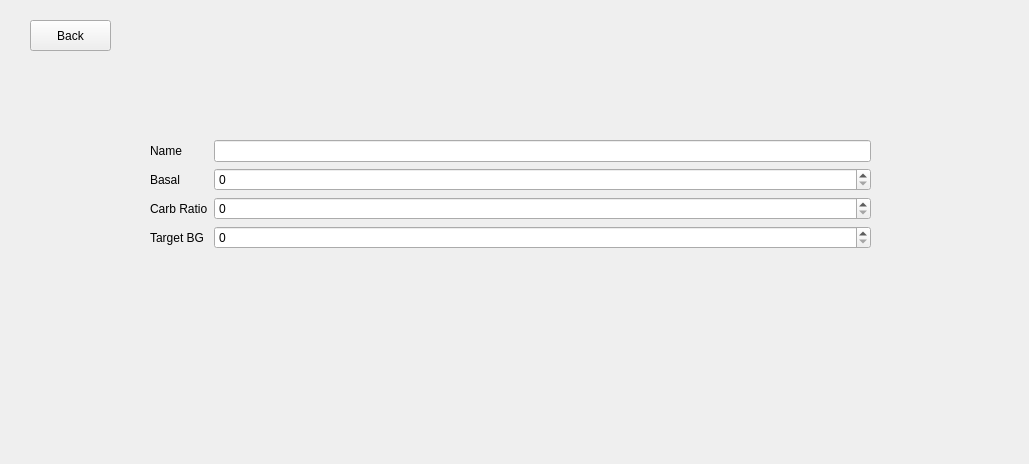
Somto-O/Insulin_Pump_Sim, file InsulinPumpSim/mainwindow.ui: the form before one commit.
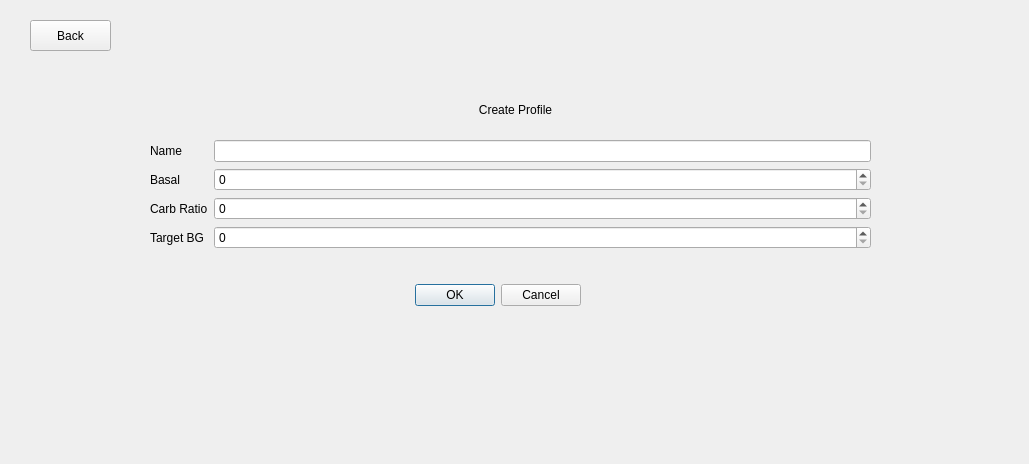
The form after the commit. The open tabs and pages were chosen to show the change.

Commit message: Here's the 2nd ui push :)

```diff
--- a/InsulinPumpSim/mainwindow.ui
+++ b/InsulinPumpSim/mainwindow.ui
@@ -24,7 +24,7 @@
      </rect>
     </property>
     <property name="currentIndex">
-     <number>4</number>
+     <number>5</number>
     </property>
     <widget class="QWidget" name="lockScreen">
      <widget class="QWidget" name="horizontalLayoutWidget_2">
@@ -288,7 +288,7 @@
      <widget class="QLabel" name="optionsLabel">
       <property name="geometry">
        <rect>
-        <x>360</x>
+        <x>370</x>
         <y>20</y>
         <width>62</width>
         <height>17</height>
@@ -562,7 +562,7 @@
        </item>
       </layout>
      </widget>
-     <widget class="QPushButton" name="pushButton_18">
+     <widget class="QPushButton" name="viewProfilesButton">
       <property name="geometry">
        <rect>
         <x>810</x>
@@ -582,6 +582,21 @@
       </property>
      </widget>
     </widget>
+    <widget class="QWidget" name="viewProfilePage">
+     <widget class="QPushButton" name="backButton_5">
+      <property name="geometry">
+       <rect>
+        <x>30</x>
+        <y>20</y>
+        <width>81</width>
+        <height>31</height>
+       </rect>
+      </property>
+      <property name="text">
+       <string>Back</string>
+      </property>
+     </widget>
+    </widget>
     <widget class="QWidget" name="addProfilePage">
      <widget class="QPushButton" name="backButton_4">
       <property name="geometry">
@@ -602,7 +617,7 @@
         <x>150</x>
         <y>140</y>
         <width>721</width>
-        <height>171</height>
+        <height>131</height>
        </rect>
       </property>
       <layout class="QFormLayout" name="formLayout">
@@ -676,6 +691,41 @@
        </item>
       </layout>
      </widget>
+     <widget class="QDialogButtonBox" name="confirmProfileButtonBox">
+      <property name="geometry">
+       <rect>
+        <x>410</x>
+        <y>270</y>
+        <width>171</width>
+        <height>51</height>
+       </rect>
+      </property>
+      <property name="sizePolicy">
+       <sizepolicy hsizetype="Expanding" vsizetype="Expanding">
+        <horstretch>0</horstretch>
+        <verstretch>0</verstretch>
+       </sizepolicy>
+      </property>
+      <property name="standardButtons">
+       <set>QDialogButtonBox::Cancel|QDialogButtonBox::Ok</set>
+      </property>
+     </widget>
+     <widget class="QLabel" name="optionsLabel_2">
+      <property name="geometry">
+       <rect>
+        <x>450</x>
+        <y>100</y>
+        <width>131</width>
+        <height>20</height>
+       </rect>
+      </property>
+      <property name="text">
+       <string>Create Profile</string>
+      </property>
+      <property name="alignment">
+       <set>Qt::AlignCenter</set>
+      </property>
+     </widget>
     </widget>
    </widget>
   </widget>
```
The commit also changes 7 other files.
